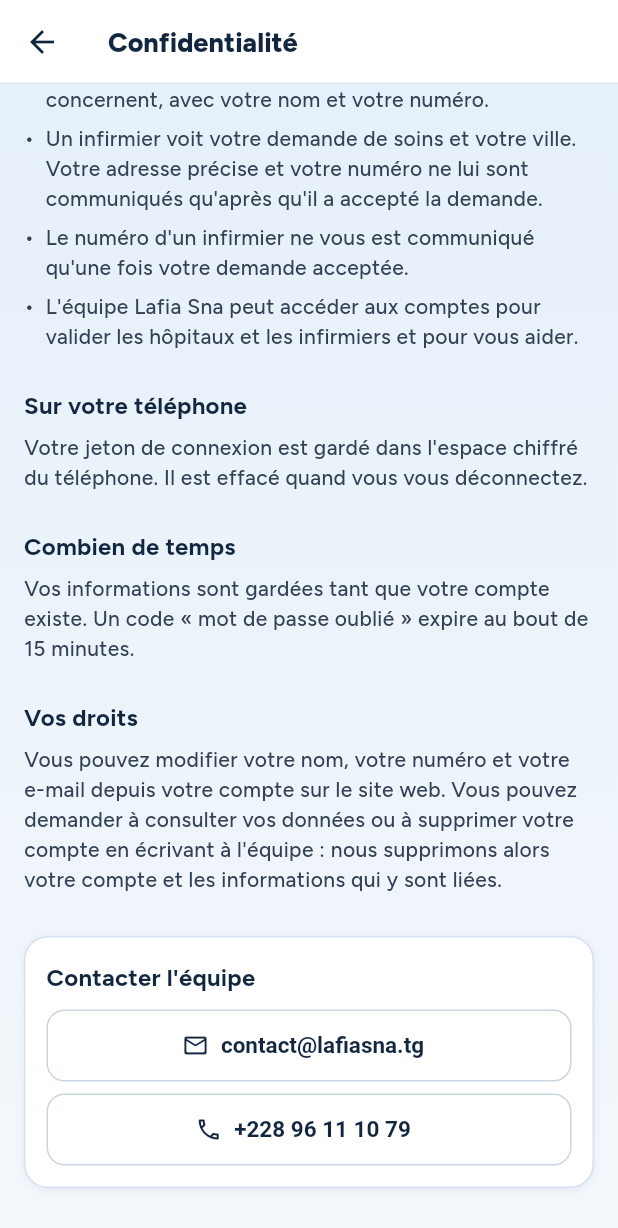
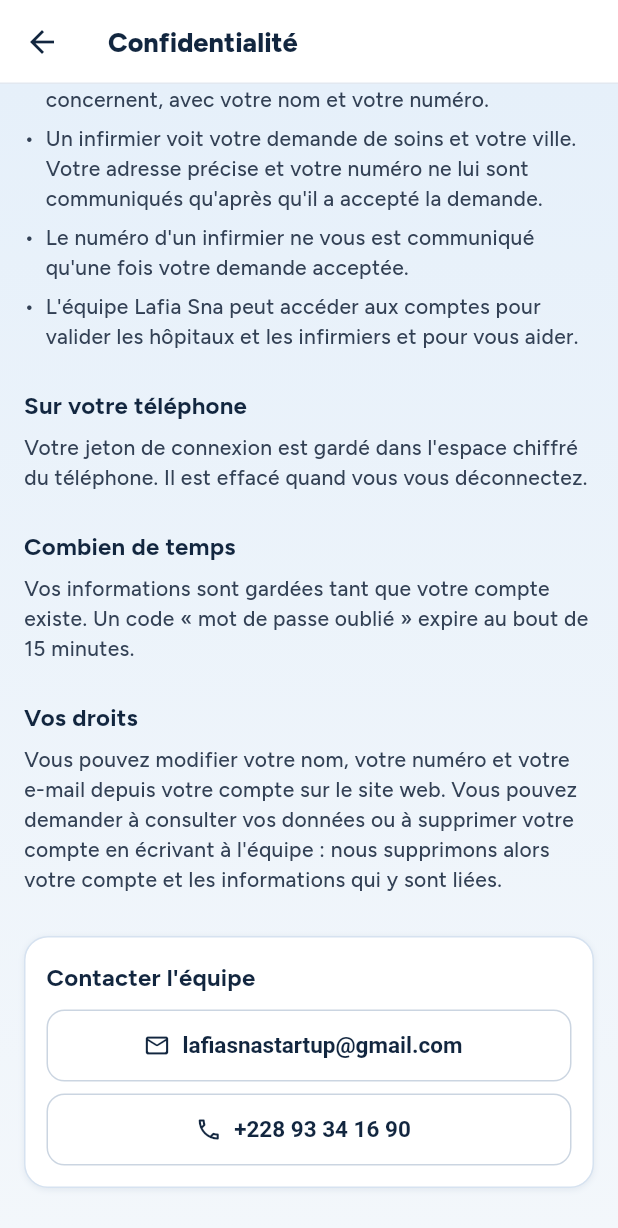
Before and after one commit to Lafia-Sna/Lafia-Sna-mobile, a Flutter app: the PrivacyScreen screen opened directly, scrolled down 999 dp, on a phone screen of 412 x 824 dp. Shown: the top 1228 px of the screen. Run offline on Flutter 3.47's test engine with Material 3 defaults, Android fonts, the phone set to English and light mode, and no system bars; our stand-ins replace flutter_secure_storage, geolocator; accounts and stored records are empty.

Commit message:
Nouvelles coordonnées de contact (lafiasnastartup@gmail.com, +228 93 34 16 90)
Co-Authored-By: Claude Opus 5.5 <noreply@anthropic.com>

```diff
--- a/lib/screens/privacy_screen.dart
+++ b/lib/screens/privacy_screen.dart
@@ -5,8 +5,8 @@ import '../format.dart';
 import '../theme.dart';
 
 // Mêmes coordonnées que le pied de page du site web.
-const _contactEmail = 'contact@lafiasna.tg';
-const _contactPhone = '+22896111079';
+const _contactEmail = 'lafiasnastartup@gmail.com';
+const _contactPhone = '+22893341690';
 
 /// Politique de confidentialité, rédigée d'après ce que l'appli et l'API font réellement.
 /// BROUILLON : à faire relire par l'équipe (et idéalement un juriste) avant la publication.
```
